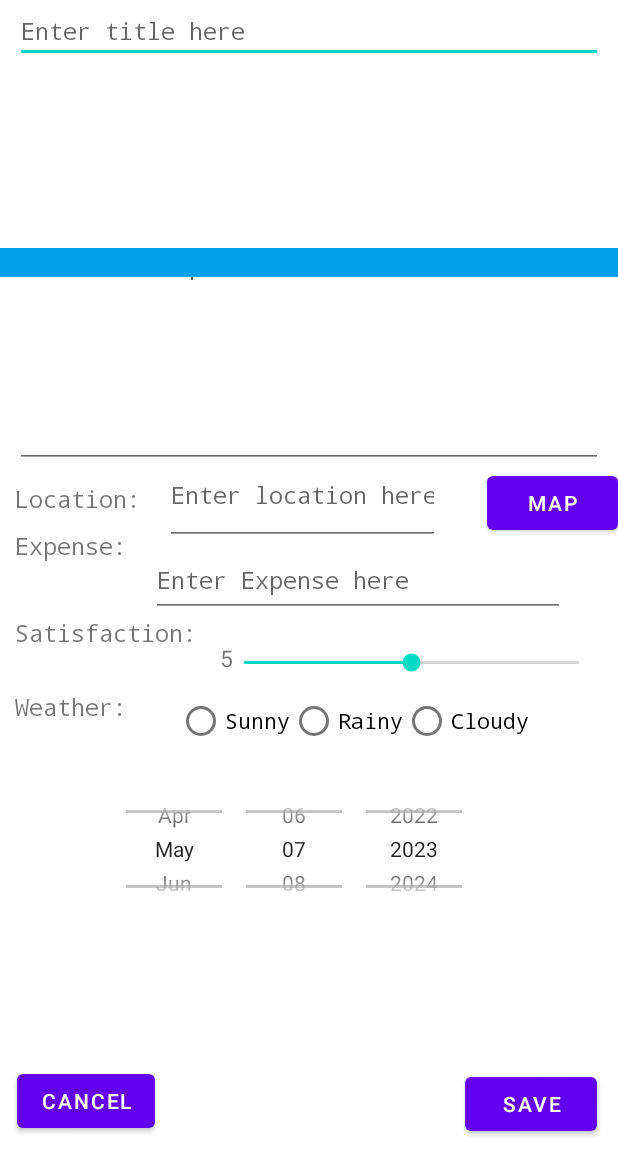
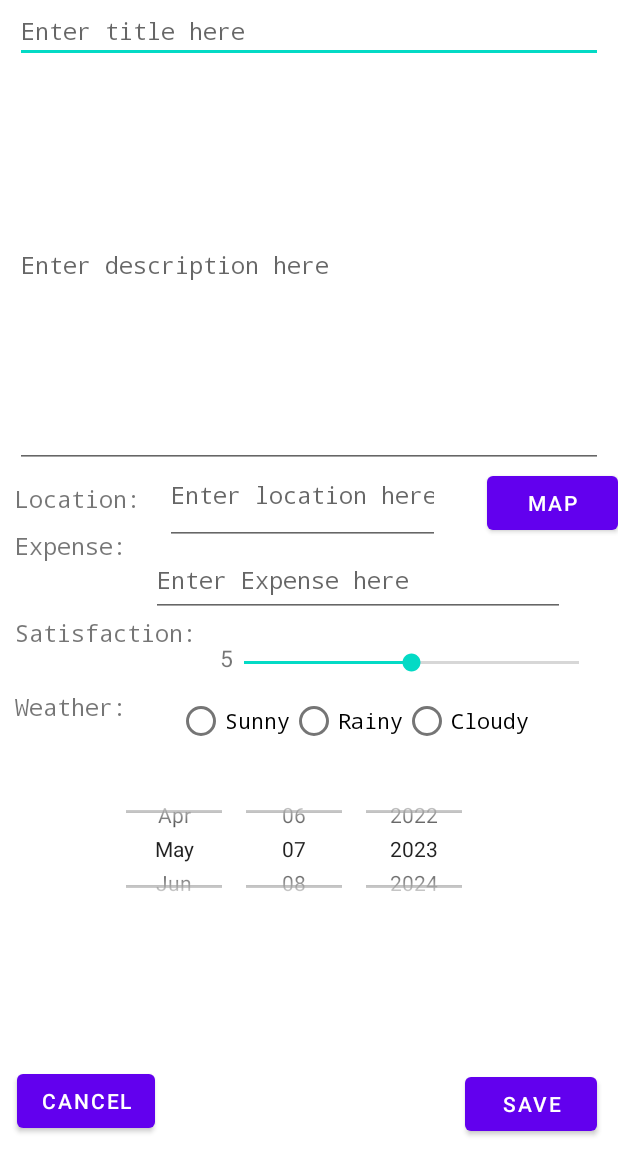
Before and after one commit to hannah-shaw/Wanderlogix, an Android app: the fragment AddTravelDiaryFragment shown on its own in the app's theme, on a phone screen of 412 x 824 dp. Shown: the top 1175 px of the screen. Run offline under Robolectric (Android 15) with nearby library versions, the phone set to English and light mode, and no system bars; our stand-ins replace Firebase (no records; nobody signed in at launch, a user with empty details on screens opened directly), Room's generated code.

Commit message:
删除重复验证登录，修改一下添加日记成功的界面提示，

```diff
--- a/app/src/main/java/com/example/myapplication/LoginActivity.java
+++ b/app/src/main/java/com/example/myapplication/LoginActivity.java
@@ -74,6 +74,7 @@ public class LoginActivity extends AppCompatActivity {
     }
     private void loginUser(String txt_email, String txt_pwd) {
         // call the object and provide it with email id and password
+        /*
         auth.signInWithEmailAndPassword(txt_email,
                 txt_pwd).addOnSuccessListener(new OnSuccessListener<AuthResult>() {
             @Override
@@ -85,7 +86,7 @@ public class LoginActivity extends AppCompatActivity {
                         MainActivity.class));
             }
         });
-
+*/
         if(!Patterns.EMAIL_ADDRESS.matcher(txt_email).matches()) {
             String msg = "Invalid email address.";
             toastMsg(msg);
--- a/app/src/main/java/com/example/myapplication/fragment/AddTravelDiaryFragment.java
+++ b/app/src/main/java/com/example/myapplication/fragment/AddTravelDiaryFragment.java
@@ -180,8 +180,9 @@ public class AddTravelDiaryFragment extends Fragment {
                 DiaryEntry newDiary = new DiaryEntry(title, dateString,description, weather,location, expense, satisfaction);
                 //diaryDatabase.diaryDao().insert(newDiary);
                 diaryViewModel.insert(newDiary);
-                binding.textViewAdd.setText("Added Record: " + title + " " +
-                        location + " " + satisfaction);
+                toastMsg("add successful");
+                //binding.textViewAdd.setText("Added Record: " + title + " " +
+                       // location + " " + satisfaction);
             }
 
 
--- a/app/src/main/res/layout/add_travel_diary_fragment.xml
+++ b/app/src/main/res/layout/add_travel_diary_fragment.xml
@@ -192,15 +192,7 @@
         android:onClick="onSaveButtonClicked"
         android:text="Save" />
 
-    <TextView
-        android:id="@+id/textView_add"
-        android:layout_width="match_parent"
-        android:layout_height="wrap_content"
-        android:layout_alignParentEnd="true"
-        android:layout_alignParentBottom="true"
-        android:layout_marginEnd="-3dp"
-        android:layout_marginBottom="639dp"
-        android:background="@color/colorPrimary" />
+
 
     <Button
         android:id="@+id/clear_button"
```
